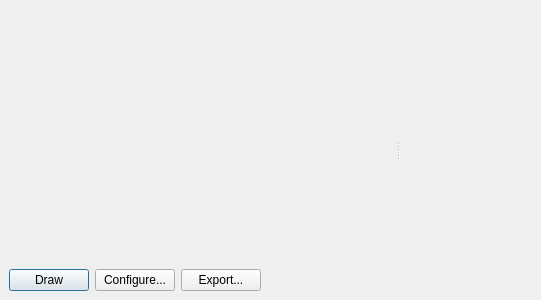
Qt form ui/Windows_Figure.ui (ComNets/openwns-wrowser) before a commit.
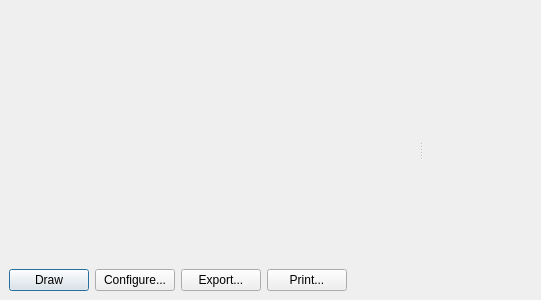
The same form after that commit.

The edit to the form file:
```diff
--- a/ui/Windows_Figure.ui
+++ b/ui/Windows_Figure.ui
@@ -77,6 +77,13 @@
            </property>
           </widget>
          </item>
+         <item>
+          <widget class="QPushButton" name="printit" >
+           <property name="text" >
+            <string>Print...</string>
+           </property>
+          </widget>
+         </item>
          <item>
           <spacer>
            <property name="orientation" >
```
